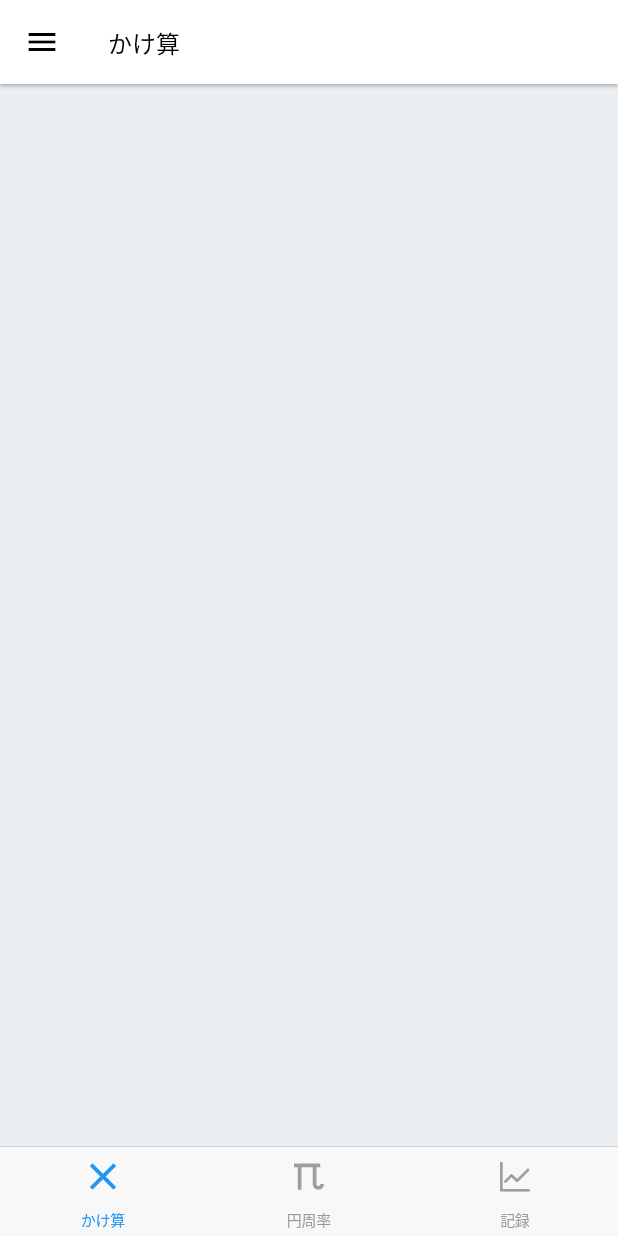
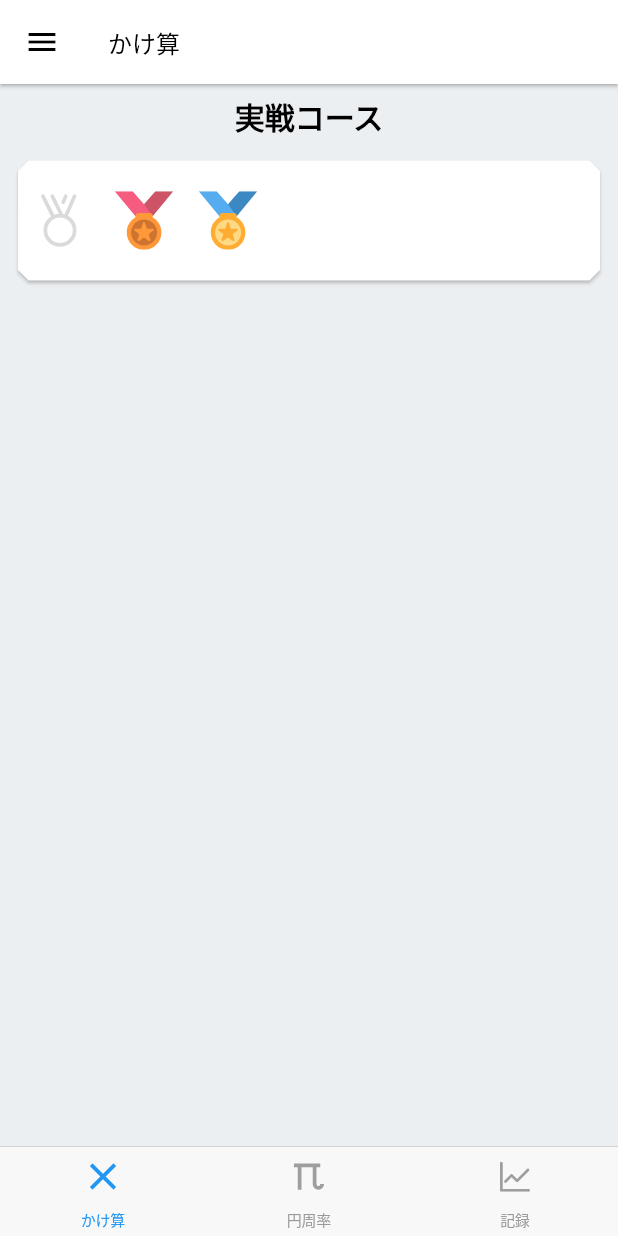
Before and after one commit to matsumo-and/Flutter_Pi_Memorization, a Flutter app: the screen it shows after launch, on a phone screen of 412 x 824 dp. Run offline on Flutter 3.47's test engine with Material 2 defaults, Android fonts, the phone set to English and light mode, and no system bars; our stand-ins replace flutter_riverpod, flutter_svg.

Commit message:
import medal svg

```diff
--- a/lib/main.dart
+++ b/lib/main.dart
@@ -22,12 +22,24 @@ class MyApp extends StatelessWidget {
   @override
   Widget build(BuildContext context) {
     return MaterialApp(
+      builder: (BuildContext context, Widget? child) {
+        return MediaQuery(
+          data: MediaQuery.of(context).copyWith(textScaleFactor: 1),
+          child: child!,
+        );
+      },
       title: 'Pi_Memorization',
       theme: ThemeData(
-        primarySwatch: Colors.blue,
-        appBarTheme: appBarTheme,
-        canvasColor: canvasColor,
-      ),
+          primarySwatch: Colors.blue,
+          appBarTheme: appBarTheme,
+          canvasColor: canvasColor,
+          textTheme: const TextTheme(
+            headline1: TextStyle(
+              color: Colors.black,
+              fontSize: 20,
+              fontWeight: FontWeight.bold,
+            ),
+          )),
       home: const BottomTabBar(),
       debugShowCheckedModeBanner: false,
     );
--- a/lib/view/multiplication.dart
+++ b/lib/view/multiplication.dart
@@ -1,7 +1,13 @@
 import 'package:flutter/material.dart';
+import 'package:flutter_pi_memorization/model/medal.dart';
 
 class Multiplication extends StatelessWidget {
   const Multiplication({Key? key}) : super(key: key);
+
+  static const EdgeInsets cardMargin =
+      EdgeInsets.symmetric(vertical: 7, horizontal: 12);
+  static final BeveledRectangleBorder border =
+      BeveledRectangleBorder(borderRadius: BorderRadius.circular(7));
 
   @override
   Widget build(BuildContext context) {
@@ -13,6 +19,31 @@ class Multiplication extends StatelessWidget {
           icon: const Icon(Icons.menu),
         ),
       ),
+      body: SingleChildScrollView(
+        child: Column(children: [
+          Padding(
+            padding: cardMargin,
+            child: Text(
+              '実戦コース',
+              style: Theme.of(context).textTheme.headline1,
+              textAlign: TextAlign.left,
+            ),
+          ),
+          Card(
+              margin: cardMargin,
+              color: Colors.white,
+              shape: border,
+              child: SizedBox(
+                height: 80,
+                width: MediaQuery.of(context).size.width,
+                child: Row(children: [
+                  Medal.none.icon,
+                  Medal.beginner.icon,
+                  Medal.professional.icon,
+                ]),
+              )),
+        ]),
+      ),
     );
   }
 }
```
Also changed, not shown: lib/model/medal.dart (added, +33 -0 lines), assets/medal.beginner.svg (added), assets/medal.none.svg (added), assets/medal.professional.svg (added).
